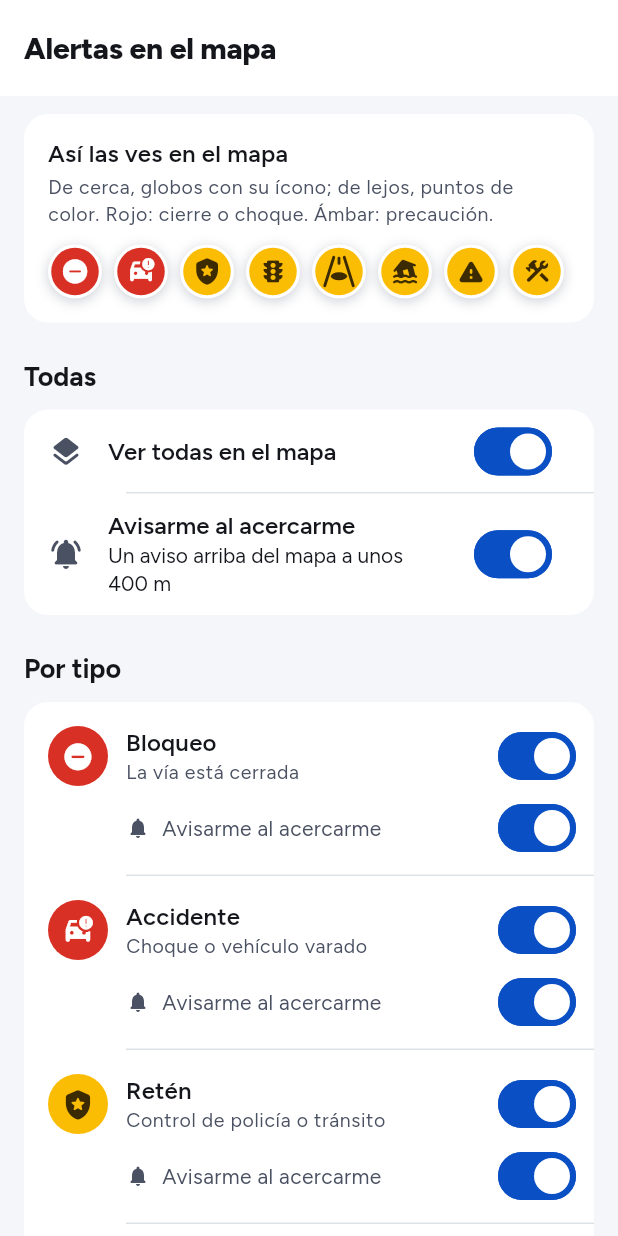
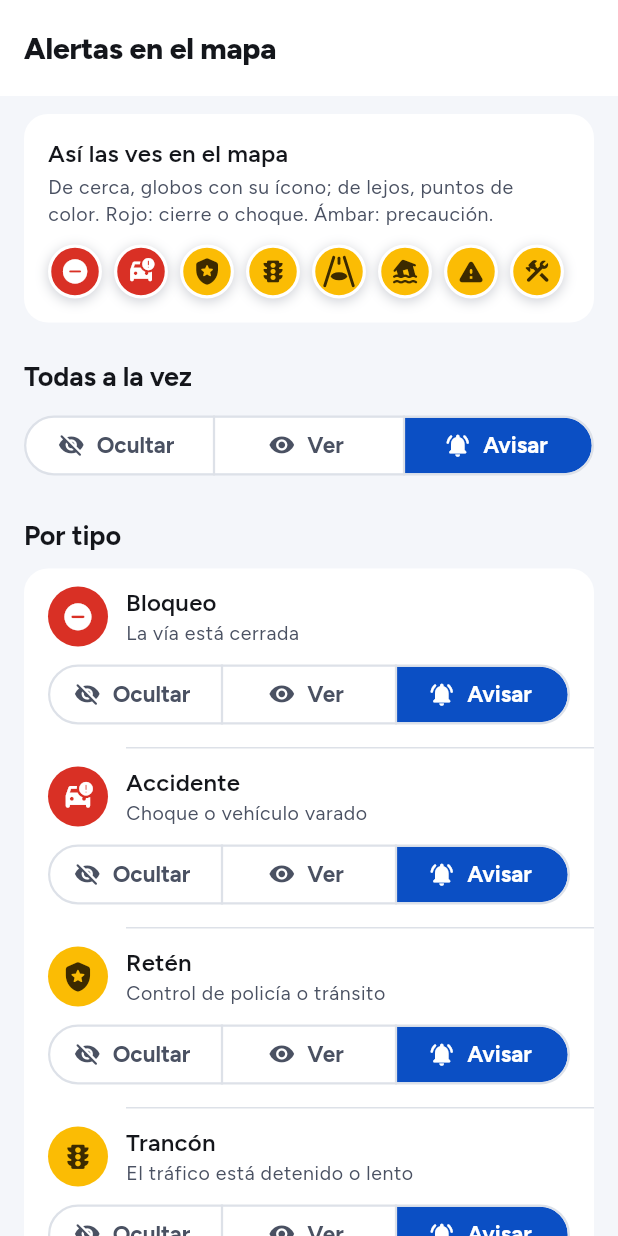
Before and after one commit to LaszloSM/gosmart, a Flutter app: the AlertSettingsScreen screen opened by its route, on a phone screen of 412 x 824 dp. Run offline on Flutter 3.47's test engine with Material 3 defaults, Android fonts, the phone set to English and light mode, and no system bars; drawn by our look-alikes of flutter_animate; our stand-ins replace firebase_core, firebase_messaging, flutter_dotenv, flutter_map, flutter_riverpod, geolocator and 8 more; missing offline and left inert: mobile_scanner; accounts and stored records are empty; network calls fail.

Commit message:
Arreglos de la crítica de diseño: reportar con confirmación, alertas del conductor
- Reportar: un toque elige el tipo y "Reportar {tipo}" publica (nada se
  publica por un roce en movimiento).
- Alertas: Ocultar / Ver / Avisar en un segmentado por tipo (antes 18
  interruptores).
- Modo conductor: alertas en su mapa y botón de reportar de 72 dp.
- Viaje: el radar se encoge al llegar ofertas, la diferencia dice "$500 más",
  el trayecto se ve al proponer la tarifa, "Cancelar" más discreto y sin
  minutos repetidos.
- Perfil: cédula enmascarada (•••• 8745).
- DESIGN.md: alertas, viaje, modo conductor y Configuración.

Co-Authored-By: Claude Opus 5.5 <noreply@anthropic.com>
Claude-Session: https://claude.ai/code/session_01T2LgtXptaZ4wPS9gBPAqZS

```diff
--- a/lib/features/settings/alert_settings_screen.dart
+++ b/lib/features/settings/alert_settings_screen.dart
@@ -21,8 +21,9 @@ class AlertSettingsScreen extends ConsumerWidget {
     final prefs = ref.watch(alertPrefsProvider);
     final notifier = ref.read(alertPrefsProvider.notifier);
     final text = Theme.of(context).textTheme;
-    final allShown = prefs.values.every((p) => p.show);
-    final anyWarn = prefs.values.any((p) => p.show && p.warn);
+    // El nivel común si todos coinciden; si no, ninguno marcado.
+    final levels = {for (final p in prefs.values) _level(p)};
+    final allLevel = levels.length == 1 ? levels.first : null;
 
     return Scaffold(
       backgroundColor: GSColors.background,
@@ -68,22 +69,14 @@ class AlertSettingsScreen extends ConsumerWidget {
               ),
             ),
           ),
-          const GSSectionTitle('Todas'),
-          GSGroup(children: [
-            SwitchListTile(
-              value: allShown,
-              onChanged: (v) => notifier.setAll(show: v),
-              title: const Text('Ver todas en el mapa'),
-              secondary: const Icon(Icons.layers_rounded),
+          const GSSectionTitle('Todas a la vez'),
+          Padding(
+            padding: const EdgeInsets.symmetric(horizontal: GSSpacing.s4),
+            child: _LevelPicker(
+              level: allLevel,
+              onChanged: (l) => notifier.setAll(show: l > 0, warn: l > 1),
             ),
-            SwitchListTile(
-              value: anyWarn,
-              onChanged: (v) => notifier.setAll(warn: v),
-              title: const Text('Avisarme al acercarme'),
-              subtitle: const Text('Un aviso arriba del mapa a unos 400 m'),
-              secondary: const Icon(Icons.notifications_active_rounded),
-            ),
-          ]),
+          ),
           const GSSectionTitle('Por tipo'),
           GSGroup(children: [
             for (var i = 0; i < AlertKind.all.length; i++)
@@ -108,8 +101,35 @@ class AlertSettingsScreen extends ConsumerWidget {
   }
 }
 
-/// Una fila por tipo: globo, nombre, para qué sirve y el interruptor de
-/// "Ver en el mapa". Si se ve, debajo aparece "Avisarme" (con AnimatedSize).
+int _level(AlertPref p) => !p.show ? 0 : (p.warn ? 2 : 1);
+
+/// Ocultar / Ver / Ver y avisar: una sola decisión por tipo, sin interruptores
+/// anidados (Waze lo separa en dos; aquí se lee de una vez).
+class _LevelPicker extends StatelessWidget {
+  const _LevelPicker({required this.level, required this.onChanged});
+  final int? level;
+  final ValueChanged<int> onChanged;
+
+  @override
+  Widget build(BuildContext context) {
+    Widget label(String s) => FittedBox(fit: BoxFit.scaleDown, child: Text(s, maxLines: 1));
+    return SegmentedButton<int>(
+      showSelectedIcon: false,
+      emptySelectionAllowed: true,
+      segments: [
+        ButtonSegment(value: 0, icon: const Icon(Icons.visibility_off_rounded), label: label('Ocultar')),
+        ButtonSegment(value: 1, icon: const Icon(Icons.visibility_rounded), label: label('Ver')),
+        ButtonSegment(value: 2, icon: const Icon(Icons.notifications_active_rounded), label: label('Avisar')),
+      ],
+      selected: {if (level != null) level!},
+      onSelectionChanged: (s) {
+        if (s.isNotEmpty) onChanged(s.first);
+      },
+    );
+  }
+}
+
+/// Una fila por tipo: globo, nombre, para qué sirve y su nivel.
 class _KindRow extends StatelessWidget {
   const _KindRow({required this.kind, required this.pref, required this.onChanged});
   final AlertKind kind;
@@ -119,10 +139,10 @@ class _KindRow extends StatelessWidget {
   @override
   Widget build(BuildContext context) {
     final text = Theme.of(context).textTheme;
-    final reduce = MediaQuery.of(context).disableAnimations;
     return Padding(
-      padding: const EdgeInsets.fromLTRB(GSSpacing.s4, GSSpacing.s3, GSSpacing.s2, GSSpacing.s2),
+      padding: const EdgeInsets.fromLTRB(GSSpacing.s4, GSSpacing.s3, GSSpacing.s4, GSSpacing.s3),
       child: Column(
+        crossAxisAlignment: CrossAxisAlignment.stretch,
         children: [
           Row(
             children: [
@@ -137,31 +157,12 @@ class _KindRow extends StatelessWidget {
                   ],
                 ),
               ),
-              Switch(
-                value: pref.show,
-                onChanged: (v) => onChanged(pref.copyWith(show: v)),
-              ),
             ],
           ),
-          AnimatedSize(
-            duration: reduce ? const Duration(milliseconds: 1) : GSDuration.normal,
-            curve: GSCurve.enter,
-            child: pref.show
-                ? Padding(
-                    padding: const EdgeInsets.only(left: 52),
-                    child: Row(
-                      children: [
-                        Icon(Icons.notifications_rounded, size: GSSize.iconSm, color: GSColors.textMuted),
-                        const SizedBox(width: GSSpacing.s2),
-                        Expanded(child: Text('Avisarme al acercarme', style: text.bodyMedium)),
-                        Switch(
-                          value: pref.warn,
-                          onChanged: (v) => onChanged(pref.copyWith(warn: v)),
-                        ),
-                      ],
-                    ),
-                  )
-                : const SizedBox(width: double.infinity),
+          const SizedBox(height: GSSpacing.s2),
+          _LevelPicker(
+            level: _level(pref),
+            onChanged: (l) => onChanged(AlertPref(show: l > 0, warn: l > 1)),
           ),
         ],
       ),
--- a/lib/features/trip/widgets/trip_visuals.dart
+++ b/lib/features/trip/widgets/trip_visuals.dart
@@ -442,7 +442,7 @@ class OfferCard extends StatelessWidget {
               Text(formatCop(o.fare),
                   style: text.titleLarge?.copyWith(fontFeatures: GSFonts.tabular)),
               if (diff != 0)
-                Text(diff > 0 ? '+${formatCop(diff)}' : '−${formatCop(-diff)}',
+                Text(diff > 0 ? '${formatCop(diff)} más' : '${formatCop(-diff)} menos',
                     style: text.bodySmall?.copyWith(fontFeatures: GSFonts.tabular)),
               const SizedBox(height: GSSpacing.s1),
               FilledButton(
```
Also changed, not shown: lib/features/alerts/report_sheet.dart (+42 -7 lines), lib/features/driver/driver_console.dart (+35 -1 lines), lib/features/profile/widgets/profile_header.dart (+6 -1 lines), lib/features/trip/widgets/leg_panels.dart (+40 -7 lines), 4 other files.
